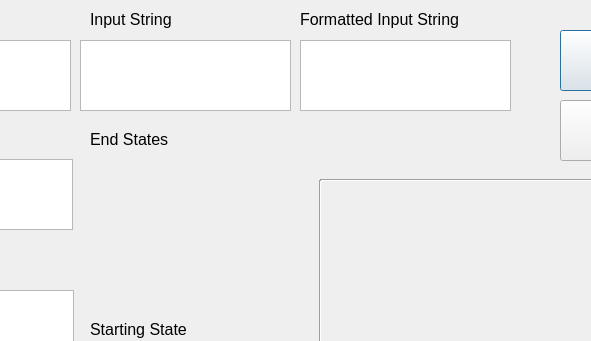
JackG256/JFA-Sim, file baseUI.ui: the form before one commit; both pictures show x 130 to 721 and y 0 to 341 of the 977 by 765 pixel window.
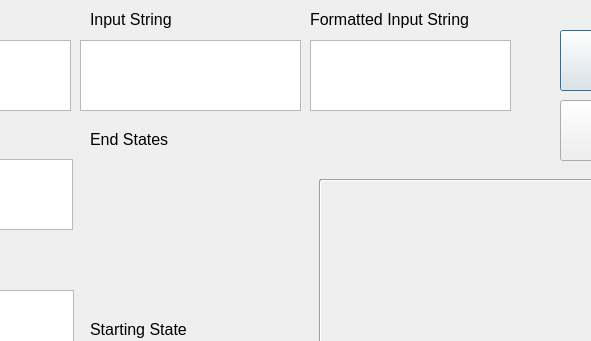
The form after the commit.

Commit message: Modified UI for easier navigation with tabs

Patch:
```diff
--- a/baseUI.ui
+++ b/baseUI.ui
@@ -218,7 +218,7 @@
     <rect>
      <x>210</x>
      <y>40</y>
-     <width>211</width>
+     <width>221</width>
      <height>71</height>
     </rect>
    </property>
@@ -352,20 +352,26 @@
   <widget class="QTextEdit" name="outputStringTextFormatted">
    <property name="geometry">
     <rect>
-     <x>430</x>
+     <x>440</x>
      <y>40</y>
-     <width>211</width>
+     <width>201</width>
      <height>71</height>
     </rect>
    </property>
    <property name="toolTip">
     <string>&lt;html&gt;&lt;head/&gt;&lt;body&gt;&lt;p&gt;&lt;span style=&quot; font-size:10pt;&quot;&gt;The input string is a sequence of characters that will be evaluated by the preset automata.&lt;/span&gt;&lt;/p&gt;&lt;/body&gt;&lt;/html&gt;</string>
    </property>
+   <property name="tabChangesFocus">
+    <bool>true</bool>
+   </property>
+   <property name="readOnly">
+    <bool>true</bool>
+   </property>
   </widget>
   <widget class="QLabel" name="label_9">
    <property name="geometry">
     <rect>
-     <x>430</x>
+     <x>440</x>
      <y>10</y>
      <width>181</width>
      <height>19</height>
@@ -429,9 +435,9 @@
   <widget class="QWidget" name="gridLayoutWidget">
    <property name="geometry">
     <rect>
-     <x>220</x>
+     <x>210</x>
      <y>160</y>
-     <width>211</width>
+     <width>221</width>
      <height>71</height>
     </rect>
    </property>
```
Left out of the diff: 29 changed lines with no effect on the pictures.
